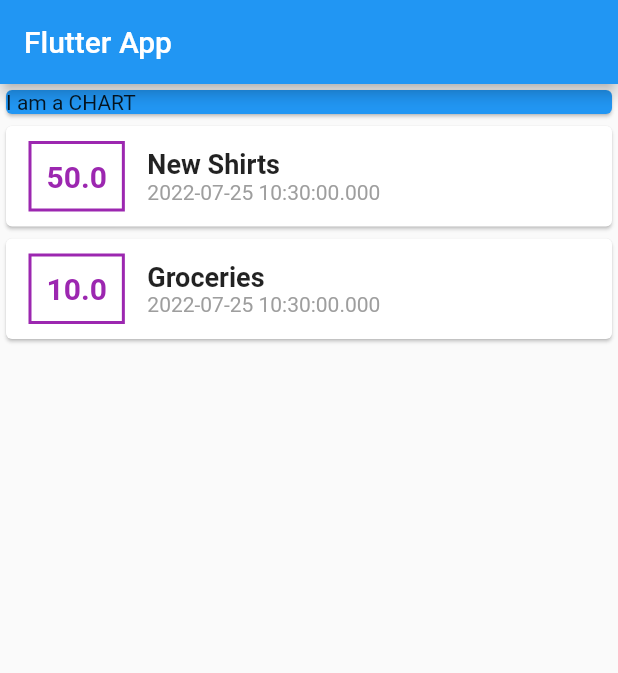
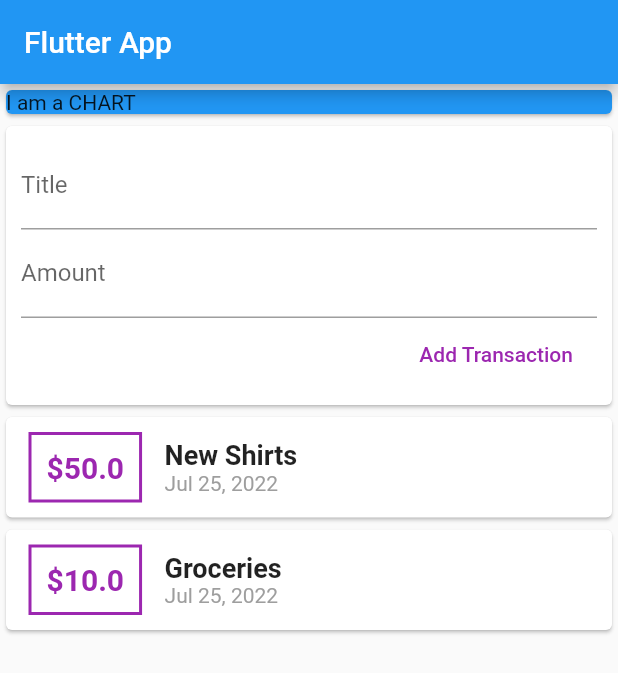
Before and after one commit to anujbarve/flutter_guide, a Flutter app: the screen it shows after launch, on a phone screen of 412 x 824 dp. Shown: the top 673 px of the screen. Run offline on Flutter 3.47's test engine with Material 2 defaults, Android fonts, the phone set to English and light mode, and no system bars.

Commit message:
UI updates

```diff
--- a/lib/main.dart
+++ b/lib/main.dart
@@ -1,5 +1,6 @@
 import 'package:flutter/material.dart';
 import './transaction.dart';
+import 'package:intl/intl.dart';
 
 void main() => runApp(MyApp());
 
@@ -43,6 +44,27 @@ class MyHomePage extends StatelessWidget {
               child: Text("I am a CHART"),
             ),
           ),
+          Card(
+            child: Container(
+              padding: EdgeInsets.all(10),
+              child: Column(
+                crossAxisAlignment: CrossAxisAlignment.end,
+                children: [
+                  TextField(
+                    decoration: InputDecoration(labelText: 'Title'),
+                  ),
+                  TextField(
+                    decoration: InputDecoration(labelText: 'Amount'),
+                  ),
+                  FlatButton(
+                    onPressed: () {},
+                    child: Text('Add Transaction'),
+                    textColor: Colors.purple,
+                  )
+                ],
+              ),
+            ),
+          ),
           Column(
             children: transactions.map((tx) {
               return Card(
@@ -51,7 +73,7 @@ class MyHomePage extends StatelessWidget {
                   Container(
                     margin: EdgeInsets.symmetric(vertical: 10, horizontal: 15),
                     child: Text(
-                      tx.amount.toString(),
+                      '\$${tx.amount}',
                       style: TextStyle(
                         fontWeight: FontWeight.bold,
                         fontSize: 20,
@@ -65,16 +87,15 @@ class MyHomePage extends StatelessWidget {
                   Column(
                     crossAxisAlignment: CrossAxisAlignment.start,
                     children: [
-                      Text(tx.title as String,
-                      style: TextStyle(
-                        fontSize: 18,
-                        fontWeight: FontWeight.bold
-                      ) ,
+                      Text(
+                        tx.title as String,
+                        style: TextStyle(
+                            fontSize: 18, fontWeight: FontWeight.bold),
                       ),
-                      Text(tx.date.toString(),
-                      style: TextStyle(
-                        color: Colors.grey
-                      ),)
+                      Text(
+                        DateFormat.yMMMd().format(tx.date!),
+                        style: TextStyle(color: Colors.grey),
+                      )
                     ],
                   )
                 ],
--- a/pubspec.yaml
+++ b/pubspec.yaml
@@ -38,6 +38,7 @@ dependencies:
 dev_dependencies:
   flutter_test:
     sdk: flutter
+  intl:
 
   # The "flutter_lints" package below contains a set of recommended lints to
   # encourage good coding practices. The lint set provided by the package is
```
Also changed, not shown: pubspec.lock.
